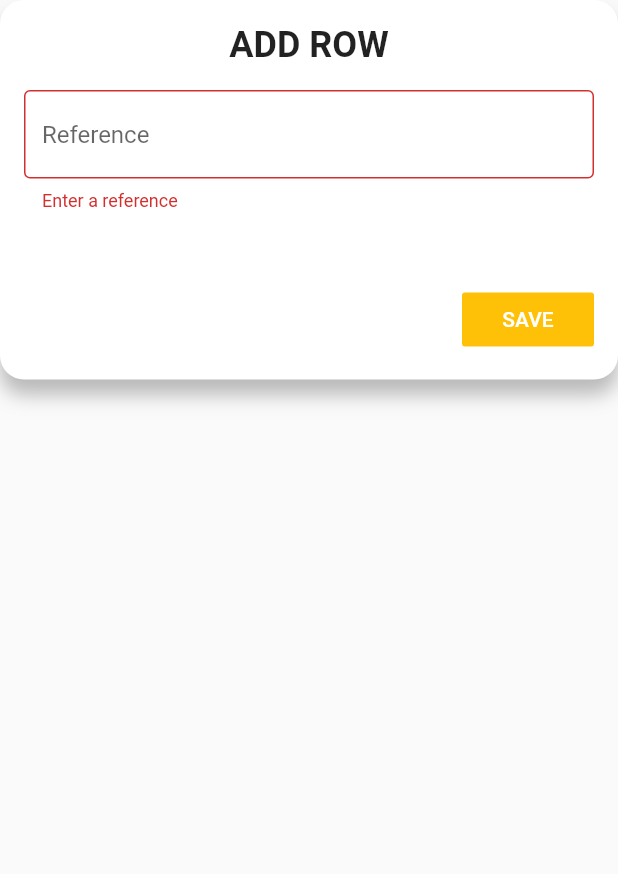
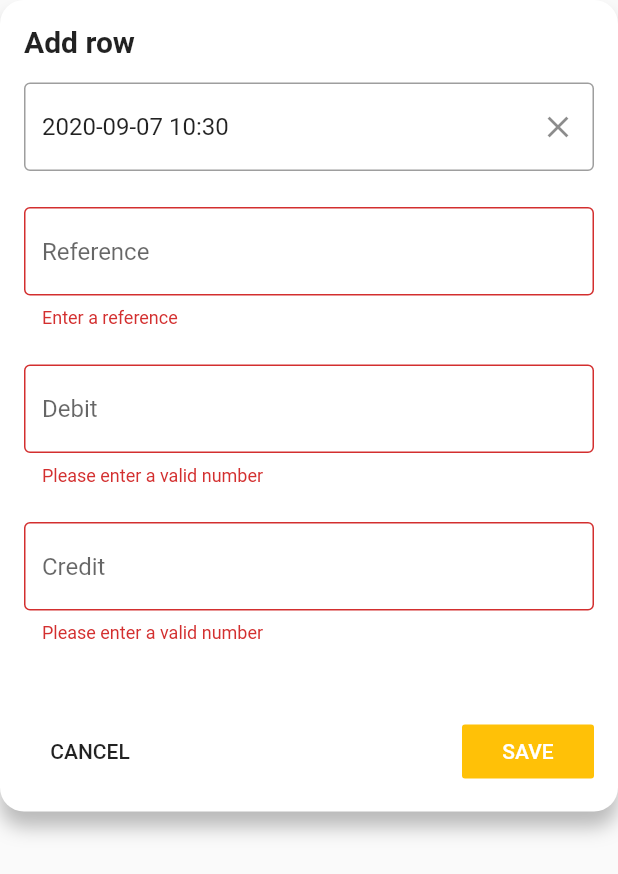
Before and after one commit to EmmanuelMess/Simple-Accounting-2, a Flutter app: the AddRowWidget widget shown alone on an empty page, opened directly, after a tap on "SAVE", on a phone screen of 412 x 824 dp. Shown: the top 874 px of the screen. Run offline on Flutter 3.47's test engine with Material 2 defaults, Android fonts, the phone set to English and light mode, and no system bars; drawn by our look-alikes of datetime_picker_formfield; our stand-ins replace decimal, easy_localization, floor, modal_bottom_sheet, sqflite; accounts and stored records are empty; generated files the repository leaves out were written again.

Commit message:
Created dialog for adding rows

```diff
--- a/simple_accounting_2/lib/add_row.dart
+++ b/simple_accounting_2/lib/add_row.dart
@@ -1,6 +1,9 @@
 import 'package:flutter/cupertino.dart';
 import 'package:flutter/material.dart';
 import 'package:easy_localization/easy_localization.dart';
+import 'package:datetime_picker_formfield/datetime_picker_formfield.dart';
+
+import 'logic/decimal_conversion.dart';
 
 class Consts {
   Consts._();
@@ -42,12 +45,14 @@ class AddRowWidget extends StatefulWidget {
 }
 
 class _AddRowWidgetState extends State<AddRowWidget> {
-  String date, reference, debit, credit;
+  String reference, debit, credit;
+  DateTime date;
   final String total;
 
   _AddRowWidgetState({this.total});
 
   final _formKey = GlobalKey<FormState>();
+  final _now = DateTime.now();
 
   @override
   Widget build(BuildContext context) {
@@ -74,24 +79,40 @@ class _AddRowWidgetState extends State<AddRowWidget> {
           child: Column(
             mainAxisSize: MainAxisSize.min, // To make the card compact
             children: <Widget>[
-              Text(
+              Container(
+                alignment: AlignmentDirectional.centerStart,
+                child: Text(
                   "addRow",
                   style: TextStyle(
-                  fontSize: 24.0,
-                  fontWeight: FontWeight.w700,
+                    fontSize: 20.0,
+                    fontWeight: FontWeight.w600,
                   ),
                 ).tr(),
+              ),
               SizedBox(height: 16.0),
               _form(),
               SizedBox(height: 24.0),
+              Row(
+                mainAxisAlignment: MainAxisAlignment.spaceBetween,
+                children: [
+                  Align(
+                    alignment: Alignment.bottomLeft,
+                    child: FlatButton(
+                      child: Text('cancel').tr(),
+                      onPressed: () {
+                        Navigator.of(context).pop();
+                      },
+                    ),
+                  ),
                   Align(
                     alignment: Alignment.bottomRight,
                     child: FlatButton(
                       color: Colors.amber,
                       textColor: Colors.white,
-                  child: Text('SAVE').tr(),
+                      child: Text('save').tr(),
                       onPressed: () async {
-                    if (_formKey.currentState.validate()) {/*
+                        if (_formKey.currentState.validate()) {
+                          /*
                       if (id == null) {
                         await deadlineDao.insertDeadline(Deadline(
                           null,
@@ -112,6 +133,8 @@ class _AddRowWidgetState extends State<AddRowWidget> {
                   ),
                 ],
               ),
+            ],
+          ),
         ),
       ],
     );
@@ -123,6 +146,36 @@ class _AddRowWidgetState extends State<AddRowWidget> {
       child: Column(
         crossAxisAlignment: CrossAxisAlignment.center,
         children: <Widget>[
+          DateTimeField(
+            initialValue: date ?? _now,
+            format: DateFormat("yyyy-MM-dd HH:mm"),
+            onShowPicker: (context, currentValue) async {
+              await showDatePicker(
+                context: context,
+                firstDate: date != null && date.isBefore(_now)
+                    ? date
+                    : _now,
+                initialDate: currentValue ?? _now,
+                lastDate: DateTime(2100),
+              );
+              return currentValue;
+            },
+            validator: (value) {
+              if (value.isBefore(_now) || value.isAtSameMomentAs(_now)) {
+                return 'Enter a time after now'.tr();
+              }
+              return null;
+            },
+            onChanged: (DateTime value) =>
+                setState(() {
+                  date = value;
+                }),
+            onSaved: (DateTime value) =>
+                setState(() {
+                  date = value;
+                }),
+          ),
+          const SizedBox(height: 24),
           TextFormField(
             initialValue: reference ?? "",
             decoration: InputDecoration(
@@ -144,6 +197,50 @@ class _AddRowWidgetState extends State<AddRowWidget> {
                 }),
           ),
           const SizedBox(height: 24),
+          TextFormField(
+            initialValue: debit ?? "",
+            keyboardType: TextInputType.number,
+            decoration: InputDecoration(
+              hintText: 'debit'.tr(),
+            ),
+            validator: (value) {
+              if (!DecimalConversion.check(value)) {
+                return 'enterValidNumber'.tr();
+              }
+              return null;
+            },
+            onChanged: (String value) =>
+                setState(() {
+                  debit = value;
+                }),
+            onSaved: (String value) =>
+                setState(() {
+                  debit = value;
+                }),
+          ),
+          const SizedBox(height: 24),
+          TextFormField(
+            initialValue: credit ?? "",
+            keyboardType: TextInputType.number,
+            decoration: InputDecoration(
+              hintText: 'credit'.tr(),
+            ),
+            validator: (value) {
+              if (!DecimalConversion.check(value)) {
+                return 'enterValidNumber'.tr();
+              }
+              return null;
+            },
+            onChanged: (String value) =>
+                setState(() {
+                  credit = value;
+                }),
+            onSaved: (String value) =>
+                setState(() {
+                  credit = value;
+                }),
+          ),
+          const SizedBox(height: 24),
         ],
       ),
     );
--- a/simple_accounting_2/lib/l10n/en.json
+++ b/simple_accounting_2/lib/l10n/en.json
@@ -11,7 +11,9 @@
   "edit": "EDIT",
   "changeOrdering": "CHANGE\nORDERING",
 
-  "addRow": "ADD ROW",
+  "addRow": "Add row",
   "save": "SAVE",
-  "enterReference": "Enter a reference"
+  "cancel": "CANCEL",
+  "enterReference": "Enter a reference",
+  "enterValidNumber": "Please enter a valid number"
 }
--- a/simple_accounting_2/lib/logic/decimal_conversion.dart
+++ b/simple_accounting_2/lib/logic/decimal_conversion.dart
@@ -3,13 +3,11 @@ import 'package:decimal/decimal.dart';
 class DecimalConversion {
   const DecimalConversion._();
 
-  String sanitize(String number) {
+  static String sanitize(String number) {
     return Decimal.parse(number).toStringAsPrecision(3);
   }
 
-  bool check(String number) {
+  static bool check(String number) {
     return Decimal.tryParse(number) != null;
   }
-
-
 }
--- a/simple_accounting_2/pubspec.yaml
+++ b/simple_accounting_2/pubspec.yaml
@@ -28,6 +28,7 @@ dependencies:
   easy_localization: ^2.3.2
   decimal: ^0.3.0
   modal_bottom_sheet: ^0.2.0+1
+  datetime_picker_formfield: ^1.0.0
 
 dependency_overrides:
   analyzer: '0.39.14'
```
Also changed, not shown: simple_accounting_2/pubspec.lock. Lines whose indentation alone changed are shown as unchanged.
